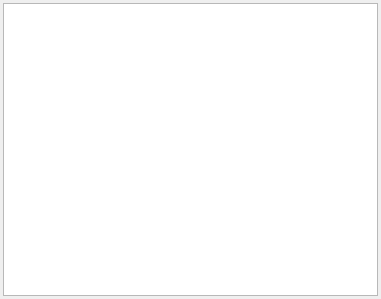
This is SkyPulseUAV_FCS/mainwindow.ui in Tony-Btian/SkyPulseUAV as Qt 5 draws it before an edit. The edited form follows.
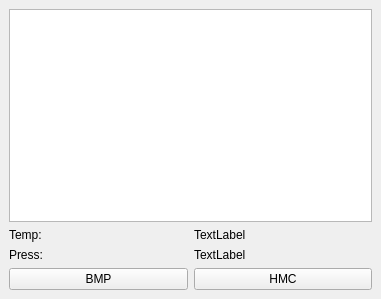
This is the edited form.

What changed in the file:
```diff
--- a/SkyPulseUAV_FCS/mainwindow.ui
+++ b/SkyPulseUAV_FCS/mainwindow.ui
@@ -14,22 +14,68 @@
    <string>MainWindow</string>
   </property>
   <widget class="QWidget" name="centralwidget">
-   <layout class="QGridLayout" name="gridLayout">
-    <property name="leftMargin">
-     <number>3</number>
-    </property>
-    <property name="topMargin">
-     <number>3</number>
-    </property>
-    <property name="rightMargin">
-     <number>3</number>
-    </property>
-    <property name="bottomMargin">
-     <number>3</number>
-    </property>
-    <item row="0" column="0">
+   <layout class="QVBoxLayout" name="verticalLayout_2">
+    <item>
      <widget class="QTextBrowser" name="textBrowser_Main"/>
     </item>
+    <item>
+     <layout class="QVBoxLayout" name="verticalLayout">
+      <item>
+       <layout class="QHBoxLayout" name="horizontalLayout">
+        <item>
+         <widget class="QLabel" name="label">
+          <property name="text">
+           <string>Temp:</string>
+          </property>
+         </widget>
+        </item>
+        <item>
+         <widget class="QLabel" name="temperatureLabel">
+          <property name="text">
+           <string>TextLabel</string>
+          </property>
+         </widget>
+        </item>
+       </layout>
+      </item>
+      <item>
+       <layout class="QHBoxLayout" name="horizontalLayout_2">
+        <item>
+         <widget class="QLabel" name="label_3">
+          <property name="text">
+           <string>Press: </string>
+          </property>
+         </widget>
+        </item>
+        <item>
+         <widget class="QLabel" name="pressureLabel">
+          <property name="text">
+           <string>TextLabel</string>
+          </property>
+         </widget>
+        </item>
+       </layout>
+      </item>
+     </layout>
+    </item>
+    <item>
+     <layout class="QHBoxLayout" name="horizontalLayout_3">
+      <item>
+       <widget class="QPushButton" name="pushButton_BMP">
+        <property name="text">
+         <string>BMP</string>
+        </property>
+       </widget>
+      </item>
+      <item>
+       <widget class="QPushButton" name="pushButton_HMC">
+        <property name="text">
+         <string>HMC</string>
+        </property>
+       </widget>
+      </item>
+     </layout>
+    </item>
    </layout>
   </widget>
  </widget>
```
